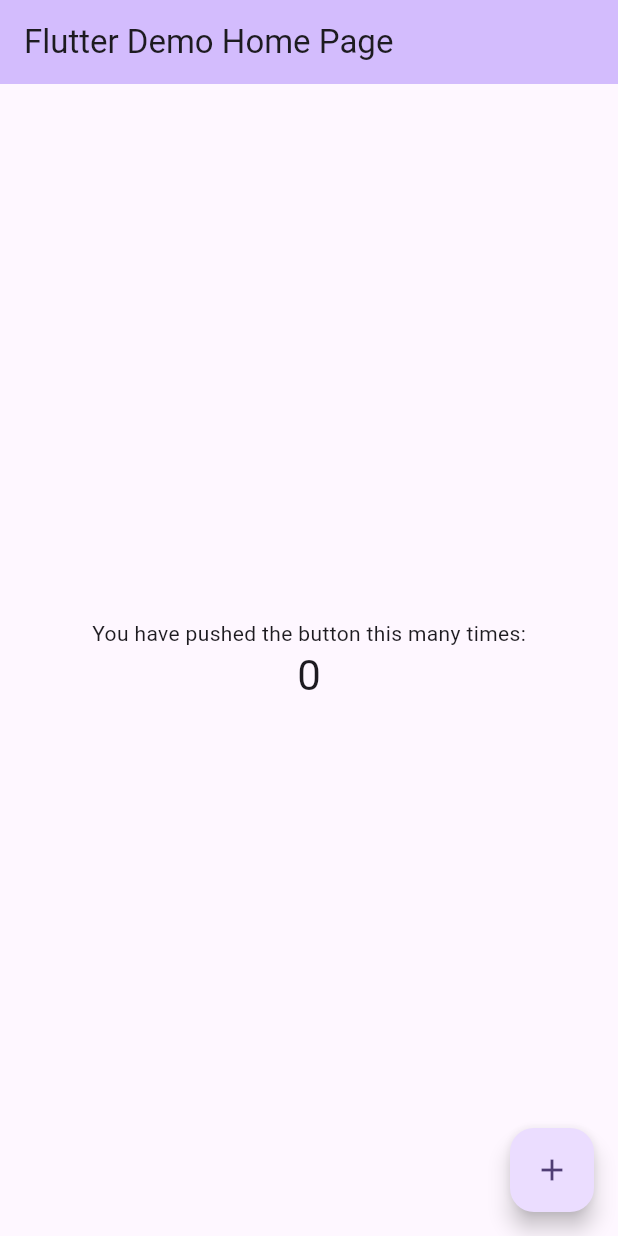
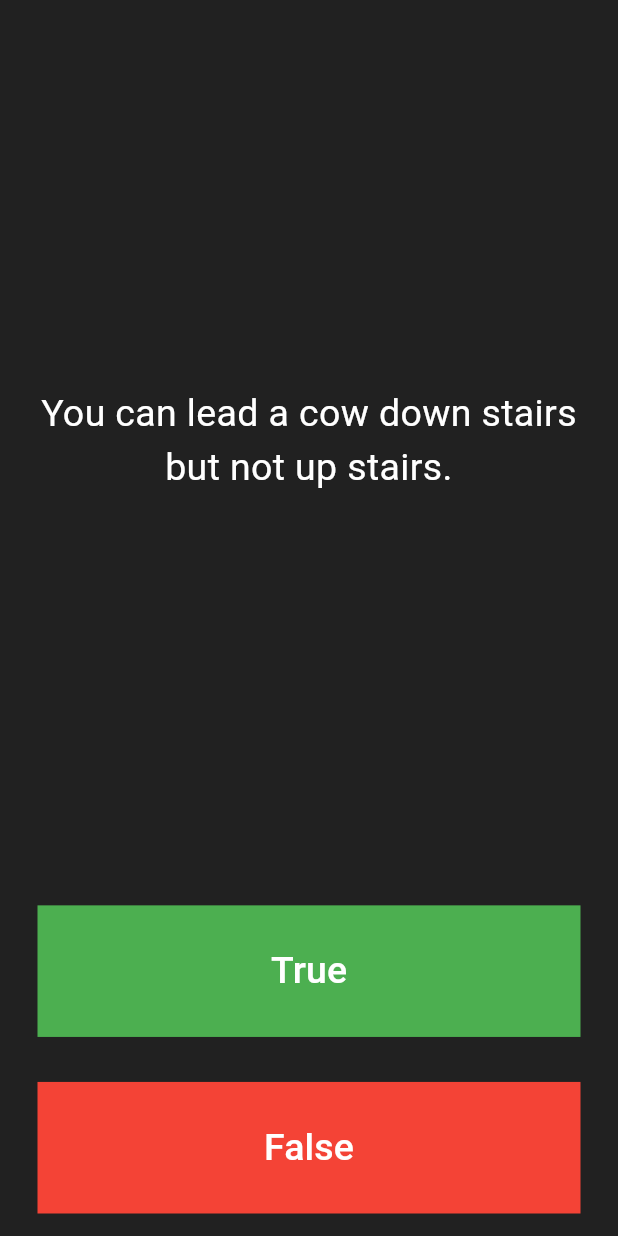
Before and after one commit to salim77fahd/test, a Flutter app: the screen it shows after launch, on a phone screen of 412 x 824 dp. Run offline on Flutter 3.47's test engine with Material 3 defaults, Android fonts, the phone set to English and light mode, and no system bars.

Commit message:
second changes

```diff
--- a/lib/main.dart
+++ b/lib/main.dart
@@ -1,120 +1,102 @@
 import 'package:flutter/material.dart';
 
-void main() => runApp(const MyApp());
+void main() => runApp(MaterialApp(home: Quizzler()));
 
-class MyApp extends StatelessWidget {
-  const MyApp({super.key});
+class Quizzler extends StatelessWidget {
+  const Quizzler({super.key});
 
-  // This widget is the root of your application.
   @override
   Widget build(BuildContext context) {
-    return MaterialApp(
-      title: 'Flutter Demo',
-      theme: ThemeData(
-        // This is the theme of your application.
-        //
-        // TRY THIS: Try running your application with "flutter run". You'll see
-        // the application has a purple toolbar. Then, without quitting the app,
-        // try changing the seedColor in the colorScheme below to Colors.green
-        // and then invoke "hot reload" (save your changes or press the "hot
-        // reload" button in a Flutter-supported IDE, or press "r" if you used
-        // the command line to start the app).
-        //
-        // Notice that the counter didn't reset back to zero; the application
-        // state is not lost during the reload. To reset the state, use hot
-        // restart instead.
-        //
-        // This works for code too, not just values: Most code changes can be
-        // tested with just a hot reload.
-        colorScheme: ColorScheme.fromSeed(seedColor: Colors.deepPurple),
+    return Scaffold(
+      backgroundColor: Colors.grey.shade900,
+      body: SafeArea(
+        child: Padding(
+          padding: EdgeInsets.symmetric(horizontal: 10.0),
+          child: QuizzlerPage(),
+        ),
       ),
-      home: const MyHomePage(title: 'Flutter Demo Home Page'),
     );
   }
 }
 
-class MyHomePage extends StatefulWidget {
-  const MyHomePage({super.key, required this.title});
-
-  // This widget is the home page of your application. It is stateful, meaning
-  // that it has a State object (defined below) that contains fields that affect
-  // how it looks.
-
-  // This class is the configuration for the state. It holds the values (in this
-  // case the title) provided by the parent (in this case the App widget) and
-  // used by the build method of the State. Fields in a Widget subclass are
-  // always marked "final".
-
-  final String title;
+class QuizzlerPage extends StatefulWidget {
+  const QuizzlerPage({super.key});
 
   @override
-  State<MyHomePage> createState() => _MyHomePageState();
+  State<QuizzlerPage> createState() => _QuizzlerPageState();
 }
 
-class _MyHomePageState extends State<MyHomePage> {
-  int _counter = 0;
-
-  void _incrementCounter() {
-    setState(() {
-      // This call to setState tells the Flutter framework that something has
-      // changed in this State, which causes it to rerun the build method below
-      // so that the display can reflect the updated values. If we changed
-      // _counter without calling setState(), then the build method would not be
-      // called again, and so nothing would appear to happen.
-      _counter++;
-    });
-  }
-
+class _QuizzlerPageState extends State<QuizzlerPage> {
+  List<bool> Answer = [false, true, true];
+  List<Icon> checkIcons = [];
+  List<String> Queition = [
+    'You can lead a cow down stairs but not up stairs.',
+    'Approximately one quarter of human bones are in the feet.',
+    'A slug\'s blood is green.',
+  ];
+  int i = 0;
   @override
   Widget build(BuildContext context) {
-    // This method is rerun every time setState is called, for instance as done
-    // by the _incrementCounter method above.
-    //
-    // The Flutter framework has been optimized to make rerunning build methods
-    // fast, so that you can just rebuild anything that needs updating rather
-    // than having to individually change instances of widgets.
-    return Scaffold(
-      appBar: AppBar(
-        // TRY THIS: Try changing the color here to a specific color (to
-        // Colors.amber, perhaps?) and trigger a hot reload to see the AppBar
-        // change color while the other colors stay the same.
-        backgroundColor: Theme.of(context).colorScheme.inversePrimary,
-        // Here we take the value from the MyHomePage object that was created by
-        // the App.build method, and use it to set our appbar title.
-        title: Text(widget.title),
+    return Center(
+      child: Column(
+        crossAxisAlignment: CrossAxisAlignment.stretch,
+        children: [
+          Expanded(
+            flex: 5,
+            child: Padding(
+              padding: const EdgeInsets.all(10.0),
+              child: Center(
+                child: Text(
+                  Queition[i],
+                  textAlign: TextAlign.center,
+                  style: TextStyle(color: Colors.white, fontSize: 25.0),
+                ),
+              ),
+            ),
+          ),
+          Expanded(
+            child: Padding(
+              padding: const EdgeInsets.all(15.0),
+              child: Container(
+                color: Colors.green,
+                child: TextButton(
+                  onPressed: () {
+                    setState(() {
+                      checkIcons.add(Icon(Icons.check, color: Colors.green));
+                      i++;
+                    });
+                  },
+                  child: Text(
+                    'True',
+                    style: TextStyle(color: Colors.white, fontSize: 25),
+                  ),
+                ),
+              ),
+            ),
+          ),
+          Expanded(
+            child: Padding(
+              padding: const EdgeInsets.all(15.0),
+              child: Container(
+                color: Colors.red,
+                child: TextButton(
+                  onPressed: () {
+                    setState(() {
+                      checkIcons.add(Icon(Icons.close, color: Colors.red));
+                      i--;
+                    });
+                  },
+                  child: Text(
+                    'False',
+                    style: TextStyle(color: Colors.white, fontSize: 25),
+                  ),
+                ),
+              ),
+            ),
+          ),
+          Row(children: checkIcons),
+        ],
       ),
-      body: Center(
-        // Center is a layout widget. It takes a single child and positions it
-        // in the middle of the parent.
-        child: Column(
-          // Column is also a layout widget. It takes a list of children and
-          // arranges them vertically. By default, it sizes itself to fit its
-          // children horizontally, and tries to be as tall as its parent.
-          //
-          // Column has various properties to control how it sizes itself and
-          // how it positions its children. Here we use mainAxisAlignment to
-          // center the children vertically; the main axis here is the vertical
-          // axis because Columns are vertical (the cross axis would be
-          // horizontal).
-          //
-          // TRY THIS: Invoke "debug painting" (choose the "Toggle Debug Paint"
-          // action in the IDE, or press "p" in the console), to see the
-          // wireframe for each widget.
-          mainAxisAlignment: MainAxisAlignment.center,
-          children: <Widget>[
-            const Text('You have pushed the button this many times:'),
-            Text(
-              '$_counter',
-              style: Theme.of(context).textTheme.headlineMedium,
-            ),
-          ],
-        ),
-      ),
-      floatingActionButton: FloatingActionButton(
-        onPressed: _incrementCounter,
-        tooltip: 'Increment',
-        child: const Icon(Icons.add),
-      ), // This trailing comma makes auto-formatting nicer for build methods.
     );
   }
 }
--- /dev/null
+++ b/lib/question.dart
@@ -0,0 +1,8 @@
+class Question {
+  String questionText = '';
+  bool questionAnswer = false;
+  Question({required String q, required bool a}) {
+    questionText = q;
+    questionAnswer = a;
+  }
+}
```
Also changed, not shown: 1 other file.
